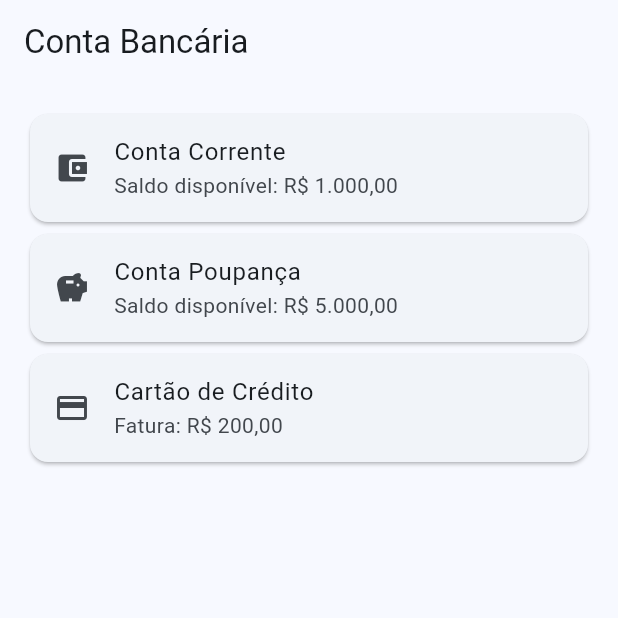
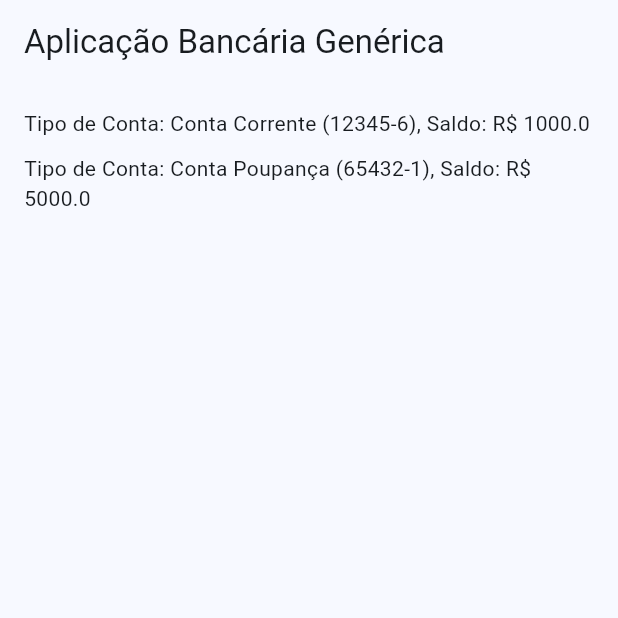
Before and after one commit to Hudson-Matias/Aula-Flutter, a Flutter app: the screen it shows after launch, on a phone screen of 412 x 824 dp, the top half of it. Run offline on Flutter 3.47's test engine with Material 3 defaults, Android fonts, the phone set to English and light mode, and no system bars.

Commit message:
Utilizando o conceito de Generics para as contas bancarias de tipo corrente e poupança

```diff
--- /dev/null
+++ b/lib/models/conta_bancaria.dart
@@ -0,0 +1,23 @@
+class ContaBancaria<T> {
+  T tipoDeConta;
+  double saldo;
+
+  ContaBancaria({required this.tipoDeConta, this.saldo = 0.0});
+
+  void depositar(double valor) {
+    saldo += valor;
+  }
+
+  void sacar(double valor) {
+    if (valor <= saldo) {
+      saldo -= valor;
+    } else {
+      throw Exception('Saldo insuficiente!');
+    }
+  }
+
+  @override
+  String toString() {
+    return 'Tipo de Conta: $tipoDeConta, Saldo: R\$ $saldo';
+  }
+}
--- /dev/null
+++ b/lib/models/conta_corrente.dart
@@ -0,0 +1,7 @@
+class ContaCorrente {
+  final String numeroConta;
+  ContaCorrente(this.numeroConta);
+
+  @override
+  String toString() => 'Conta Corrente ($numeroConta)';
+}
--- /dev/null
+++ b/lib/models/conta_poupanca.dart
@@ -0,0 +1,7 @@
+class ContaPoupanca {
+  final String numeroConta;
+  ContaPoupanca(this.numeroConta);
+
+  @override
+  String toString() => 'Conta Poupança ($numeroConta)';
+}
--- a/lib/views/app_contabancaria.dart
+++ b/lib/views/app_contabancaria.dart
@@ -8,8 +8,8 @@ class AppContaBancaria extends StatelessWidget{
   Widget build(BuildContext context) {
     return MaterialApp(
       theme: ThemeData(
-          useMaterial3: true,
-          colorScheme: ColorScheme.fromSeed(seedColor: Colors.lightBlue.shade600,)
+        useMaterial3: true,
+        colorScheme: ColorScheme.fromSeed(seedColor: Colors.lightBlue.shade600,),
       ),
       home: const Home(),
     );
--- a/lib/views/home.dart
+++ b/lib/views/home.dart
@@ -1,39 +1,37 @@
 import 'package:flutter/material.dart';
+import 'package:appcontabancaria/models/conta_bancaria.dart';
+import 'package:appcontabancaria/models/conta_corrente.dart';
+import 'package:appcontabancaria/models/conta_poupanca.dart';
 
 class Home extends StatelessWidget {
   const Home({super.key});
 
   @override
   Widget build(BuildContext context) {
+    final ContaBancaria<ContaCorrente> contaCorrente = ContaBancaria(
+      tipoDeConta: ContaCorrente('12345-6'),
+      saldo: 1000.0,
+    );
+
+    final ContaBancaria<ContaPoupanca> contaPoupanca = ContaBancaria(
+      tipoDeConta: ContaPoupanca('65432-1'),
+      saldo: 5000.0,
+    );
+
     return Scaffold(
       appBar: AppBar(
-        title: const Text('Conta Bancária'),
+        title: const Text('Aplicação Bancária Genérica'),
       ),
-      body: ListView(
+      body: Padding(
         padding: const EdgeInsets.all(16.0),
-        children: const <Widget>[
-          Card(
-            child: ListTile(
-              leading: Icon(Icons.account_balance_wallet),
-              title: Text('Conta Corrente'),
-              subtitle: Text('Saldo disponível: R\$ 1.000,00'),
-            ),
-          ),
-          Card(
-            child: ListTile(
-              leading: Icon(Icons.savings),
-              title: Text('Conta Poupança'),
-              subtitle: Text('Saldo disponível: R\$ 5.000,00'),
-            ),
-          ),
-          Card(
-            child: ListTile(
-              leading: Icon(Icons.credit_card),
-              title: Text('Cartão de Crédito'),
-              subtitle: Text('Fatura: R\$ 200,00'),
-            ),
-          ),
-        ],
+        child: Column(
+          crossAxisAlignment: CrossAxisAlignment.start,
+          children: [
+            Text(contaCorrente.toString()),
+            const SizedBox(height: 10),
+            Text(contaPoupanca.toString()),
+          ],
+        ),
       ),
     );
   }
```
Also changed, not shown: 1 other file.
